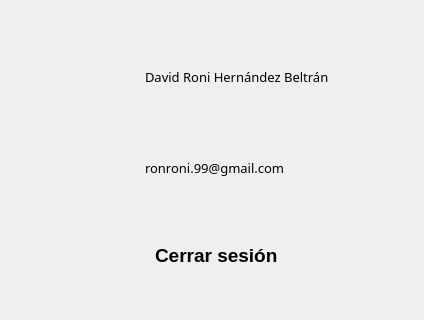
Above: CUERPO/DISENO/PERFIL/PerfilMain_d.ui from ronihdzz/CACPY before the change; both pictures show x 0 to 424 and y 210 to 530 of the 424 by 530 pixel window. Below: the same form after it.
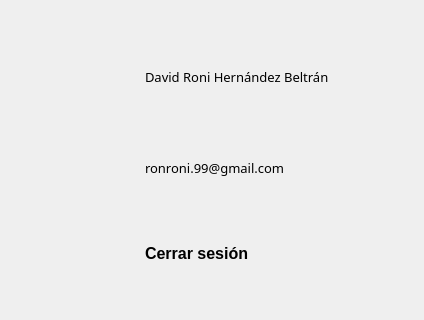
That is the form after the change. Icons and pictures are not drawn.

What changed in the file:
```diff
--- a/CUERPO/DISENO/PERFIL/PerfilMain_d.ui
+++ b/CUERPO/DISENO/PERFIL/PerfilMain_d.ui
@@ -316,20 +316,20 @@
       <widget class="QCommandLinkButton" name="btn_cerrarSesion">
        <property name="minimumSize">
         <size>
-         <width>120</width>
+         <width>160</width>
          <height>40</height>
         </size>
        </property>
        <property name="maximumSize">
         <size>
-         <width>140</width>
+         <width>200</width>
          <height>40</height>
         </size>
        </property>
        <property name="font">
         <font>
          <family>Segoe UI</family>
-         <pointsize>14</pointsize>
+         <pointsize>12</pointsize>
         </font>
        </property>
        <property name="text">
```
